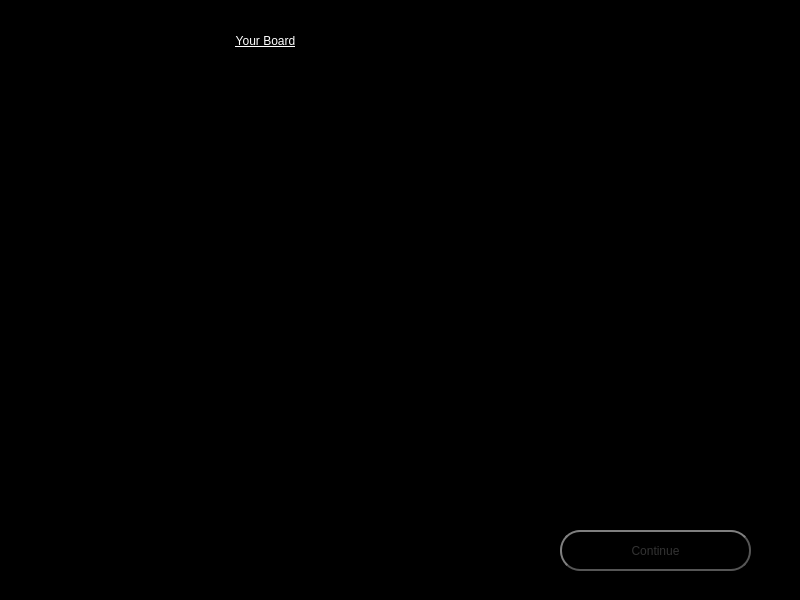
drewanderson17/BattleShips, file FrontEndMain/FrontEndMain/playerboardpage.ui: the form before one commit.
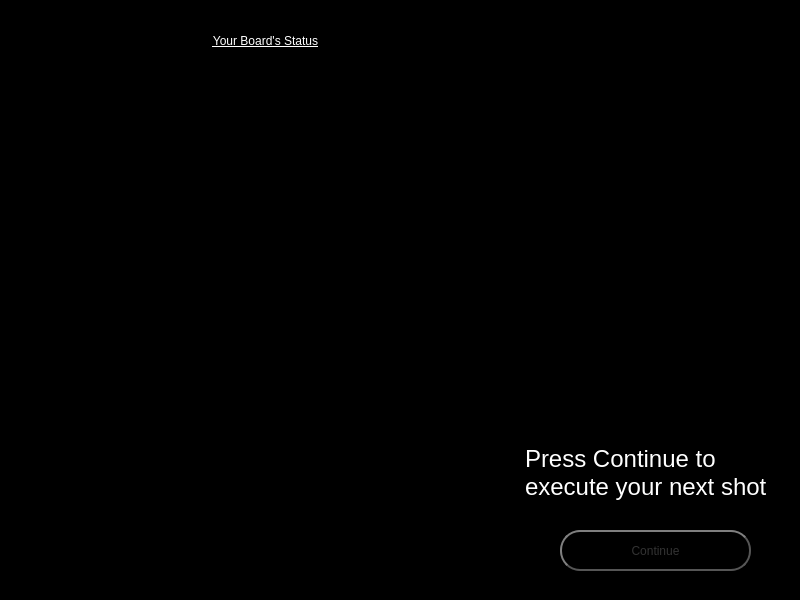
The form after the commit.

Commit message: - Added label to PlayerBoardPage - still needs to be styled

Patch:
```diff
--- a/FrontEndMain/FrontEndMain/playerboardpage.ui
+++ b/FrontEndMain/FrontEndMain/playerboardpage.ui
@@ -73,7 +73,7 @@
 color: rgb(255, 255, 255);</string>
    </property>
    <property name="text">
-    <string>Your Board</string>
+    <string>Your Board's Status</string>
    </property>
    <property name="alignment">
     <set>Qt::AlignCenter</set>
@@ -116,6 +116,26 @@
     </layout>
    </widget>
   </widget>
+  <widget class="QTextBrowser" name="textBrowser">
+   <property name="geometry">
+    <rect>
+     <x>520</x>
+     <y>440</y>
+     <width>256</width>
+     <height>71</height>
+    </rect>
+   </property>
+   <property name="styleSheet">
+    <string notr="true"/>
+   </property>
+   <property name="html">
+    <string>&lt;!DOCTYPE HTML PUBLIC &quot;-//W3C//DTD HTML 4.0//EN&quot; &quot;http://www.w3.org/TR/REC-html40/strict.dtd&quot;&gt;
+&lt;html&gt;&lt;head&gt;&lt;meta name=&quot;qrichtext&quot; content=&quot;1&quot; /&gt;&lt;style type=&quot;text/css&quot;&gt;
+p, li { white-space: pre-wrap; }
+&lt;/style&gt;&lt;/head&gt;&lt;body style=&quot; font-family:'MS Shell Dlg 2'; font-size:8.25pt; font-weight:400; font-style:normal;&quot;&gt;
+&lt;p style=&quot; margin-top:0px; margin-bottom:0px; margin-left:0px; margin-right:0px; -qt-block-indent:0; text-indent:0px;&quot;&gt;&lt;span style=&quot; font-family:'MS Shell Dlg 2'; font-size:18pt; color:#ffffff;&quot;&gt;Press Continue to execute your next shot&lt;/span&gt;&lt;/p&gt;&lt;/body&gt;&lt;/html&gt;</string>
+   </property>
+  </widget>
  </widget>
  <resources/>
  <connections/>
```
